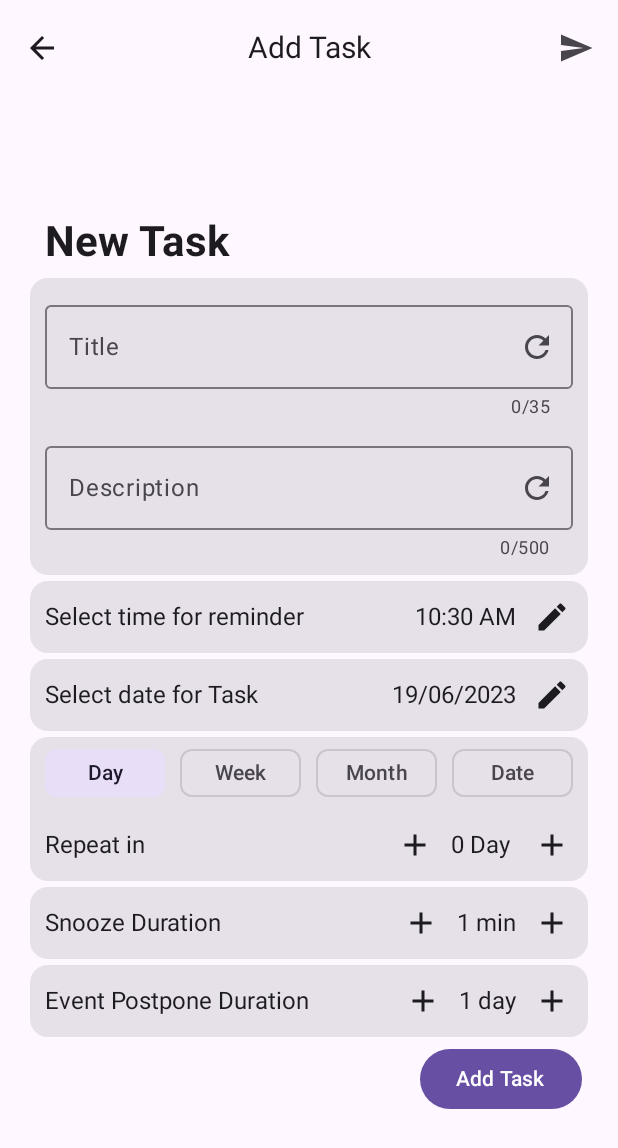
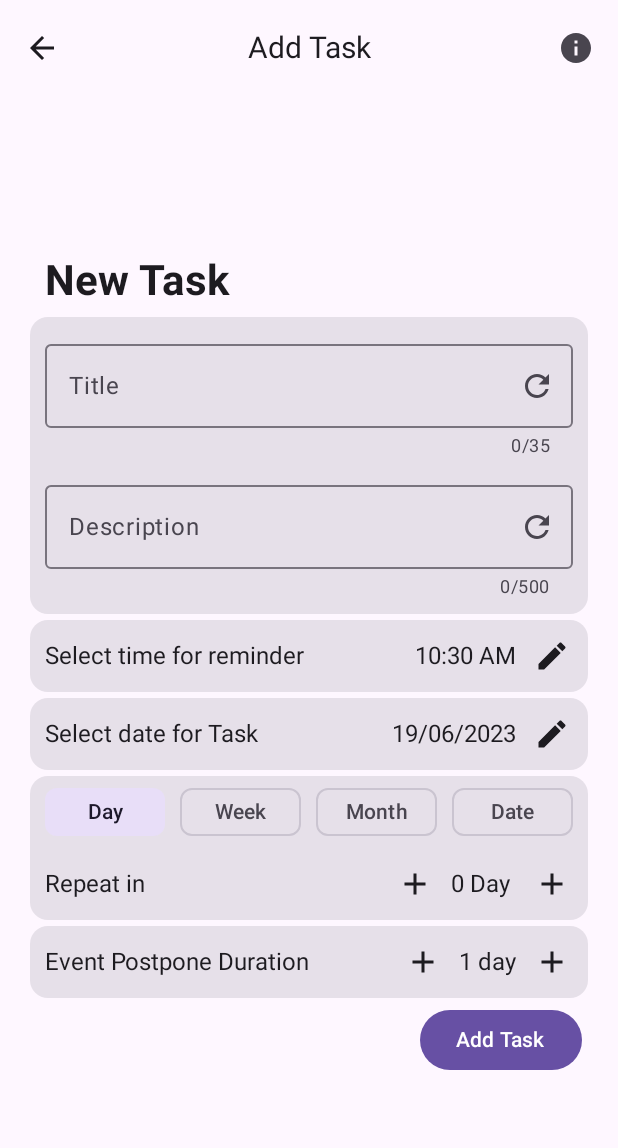
Before and after one commit to Vaishnav-Kanhirathingal/Scheduler, an Android app built with Jetpack Compose: the @Preview function AddTaskScreenPreview, on a phone screen of 412 x 824 dp. Shown: the top 1148 px of the screen. Run offline under Robolectric (Android 15) with nearby library versions, the phone set to English and light mode, and no system bars; our stand-ins replace Firebase (no records; nobody signed in at launch, a user with empty details on screens opened directly).

Commit message:
removed snooze from task, project reformat

```diff
--- a/app/src/main/java/com/example/scheduler/data/Task.kt
+++ b/app/src/main/java/com/example/scheduler/data/Task.kt
@@ -14,7 +14,6 @@ import java.time.temporal.ChronoUnit
  * @param dateForReminder date for the first reminder
  * @param dateWise this value tells if the task repeats on a particular date of the month or based on the value of [repeatGapDuration]
  * @param repeatGapDuration repeat in _____ days this is for recurring events
- * @param snoozeDuration time delay allowed for reminder within the same day
  * @param postponeDuration how many days we can postpone the task
  * */
 data class Task(
@@ -27,7 +26,6 @@ data class Task(
     val dateWise: Boolean,
     val repeatGapDuration: Int,
 
-    val snoozeDuration: Int,
     val postponeDuration: Int,
 ) {
     companion object {
@@ -46,7 +44,6 @@ data class Task(
                 ),
                 dateWise = i[FirebaseKeys.TaskName.dateWise].toString().toBoolean(),
                 repeatGapDuration = i[FirebaseKeys.TaskName.repeatGapDuration].toString().toInt(),
-                snoozeDuration = i[FirebaseKeys.TaskName.snoozeDuration].toString().toInt(),
                 postponeDuration = i[FirebaseKeys.TaskName.postponeDuration].toString().toInt(),
             )
         }
@@ -63,7 +60,6 @@ data class Task(
             FirebaseKeys.TaskName.dateForReminderYear to this.dateForReminder.year,
             FirebaseKeys.TaskName.dateWise to this.dateWise,
             FirebaseKeys.TaskName.repeatGapDuration to this.repeatGapDuration,
-            FirebaseKeys.TaskName.snoozeDuration to this.snoozeDuration,
             FirebaseKeys.TaskName.postponeDuration to this.postponeDuration,
         )
     }
@@ -142,7 +138,6 @@ fun main() {
         dateForReminder = Date(dayOfMonth = 5, month = 6, year = 2023),
         dateWise = false,
         repeatGapDuration = 8,
-        snoozeDuration = 10,
         postponeDuration = 15
     )
         .let { task ->
--- a/app/src/main/java/com/example/scheduler/firebase/FirebaseKeys.kt
+++ b/app/src/main/java/com/example/scheduler/firebase/FirebaseKeys.kt
@@ -18,7 +18,6 @@ object FirebaseKeys {
         const val dateForReminderYear = "dateForReminderYear"
         const val dateWise = "dateWise"
         const val repeatGapDuration = "repeatGapDuration"
-        const val snoozeDuration = "snoozeDuration"
         const val postponeDuration = "postponeDuration"
     }
 }
--- a/app/src/main/java/com/example/scheduler/ui/screens/AddTaskPage.kt
+++ b/app/src/main/java/com/example/scheduler/ui/screens/AddTaskPage.kt
@@ -18,8 +18,8 @@ import androidx.compose.material.icons.Icons
 import androidx.compose.material.icons.filled.Add
 import androidx.compose.material.icons.filled.ArrowBack
 import androidx.compose.material.icons.filled.Edit
+import androidx.compose.material.icons.filled.Info
 import androidx.compose.material.icons.filled.Refresh
-import androidx.compose.material.icons.filled.Send
 import androidx.compose.material3.Button
 import androidx.compose.material3.Card
 import androidx.compose.material3.CenterAlignedTopAppBar
@@ -79,7 +79,6 @@ fun AddTaskScaffold(navigateUp: () -> Unit) {
     val description = rememberSaveable { mutableStateOf("") }
     val dateWise = rememberSaveable { mutableStateOf(false) }
 
-    val snoozeDuration = rememberSaveable { mutableStateOf(1) }
     val postponeDuration = rememberSaveable { mutableStateOf(1) }
     val daysDelayed = rememberSaveable { mutableStateOf(0) }
 
@@ -118,7 +117,7 @@ fun AddTaskScaffold(navigateUp: () -> Unit) {
                     IconButton(
                         onClick = { TODO("show help or guide") },
                         content = {// TODO: replace the vector image for help circled
-                            Icon(imageVector = Icons.Filled.Send, contentDescription = null)
+                            Icon(imageVector = Icons.Filled.Info, contentDescription = null)
                         }
                     )
                 }
@@ -153,7 +152,6 @@ fun AddTaskScaffold(navigateUp: () -> Unit) {
                 StartTimePicker(hour = hour, minute = minute)
                 StartDatePicker(day = day, month = month, year = year)
                 RepeatSchedule(dateWise = dateWise, daysDelayed = daysDelayed, date = day)
-                DelayTaskTime(snoozeDuration = snoozeDuration)
                 DelayTaskDay(postponeDuration = postponeDuration)
                 val savingInProgress = remember { mutableStateOf(false) }
                 if (savingInProgress.value) {
@@ -186,7 +184,6 @@ fun AddTaskScaffold(navigateUp: () -> Unit) {
                             ),
                             dateWise = dateWise.value,
                             repeatGapDuration = daysDelayed.value,
-                            snoozeDuration = snoozeDuration.value,
                             postponeDuration = postponeDuration.value
                         )
                         Log.d(
@@ -207,7 +204,7 @@ fun AddTaskScaffold(navigateUp: () -> Unit) {
                                 }
                             }
                         )
-                        // TODO: add a un dismissable prompt to show saving in progress
+                        // TODO: add a un dismissible prompt to show saving in progress
                     },
                     modifier = Modifier
                         .align(Alignment.End)
@@ -318,7 +315,6 @@ fun RepeatSchedulePreview() {
     )
 }
 
-@OptIn(ExperimentalMaterial3Api::class)
 @Composable
 fun RepeatSchedule(
     modifier: Modifier = Modifier,
@@ -520,26 +516,6 @@ fun StartDatePicker(
 }
 
 @Composable
-fun DelayTaskTime(modifier: Modifier = Modifier, snoozeDuration: MutableState<Int>) {
-    Card(modifier = modifier) {
-        Row(verticalAlignment = Alignment.CenterVertically) {
-            Text(
-                text = "Snooze Duration",
-                modifier = Modifier
-                    .weight(1f)
-                    .padding(PaddingCustomValues.mediumSpacing),
-                fontSize = FontSizeCustomValues.medium
-            )
-            SelectNumberRange(
-                unit = "min",
-                value = snoozeDuration,
-                rangeMin = 1
-            )
-        }
-    }
-}
-
-@Composable
 fun DelayTaskDay(modifier: Modifier = Modifier, postponeDuration: MutableState<Int>) {
     Card(modifier = modifier) {
         Row(verticalAlignment = Alignment.CenterVertically) {
--- a/app/src/main/java/com/example/scheduler/ui/screens/main_screen/MainScreen.kt
+++ b/app/src/main/java/com/example/scheduler/ui/screens/main_screen/MainScreen.kt
@@ -424,9 +424,8 @@ fun DetailedTaskCard(
                         icon = Icons.Outlined.Refresh
                     )
                     DetailsRow(
-                        text = getTextWithS(unit = "minute", num = task.snoozeDuration) + " or " +
-                                getTextWithS(unit = "day", num = task.postponeDuration),
-                        icon = Icons.Outlined.ArrowForward
+                        text = getTextWithS(unit = "day", num = task.postponeDuration),
+                        icon = Icons.Outlined.ArrowForward // TODO: set new icon for skip
                     )
                 }
             )
--- a/app/src/main/res/drawable/task_24.xml
+++ b/app/src/main/res/drawable/task_24.xml
@@ -3,7 +3,7 @@
     android:height="24dp"
     android:viewportWidth="960"
     android:viewportHeight="960">
-  <path
-      android:fillColor="#FF000000"
-      android:pathData="M480,880q-83,0 -156,-31.5T197,763q-54,-54 -85.5,-127T80,480q0,-83 31.5,-156T197,197q54,-54 127,-85.5T480,80q65,0 123,19t107,53l-58,59q-38,-24 -81,-37.5T480,160q-133,0 -226.5,93.5T160,480q0,133 93.5,226.5T480,800q133,0 226.5,-93.5T800,480q0,-18 -2,-36t-6,-35l65,-65q11,32 17,66t6,70q0,83 -31.5,156T763,763q-54,54 -127,85.5T480,880ZM424,664L254,494l56,-56 114,114 400,-401 56,56 -456,457Z"/>
+    <path
+        android:fillColor="#FF000000"
+        android:pathData="M480,880q-83,0 -156,-31.5T197,763q-54,-54 -85.5,-127T80,480q0,-83 31.5,-156T197,197q54,-54 127,-85.5T480,80q65,0 123,19t107,53l-58,59q-38,-24 -81,-37.5T480,160q-133,0 -226.5,93.5T160,480q0,133 93.5,226.5T480,800q133,0 226.5,-93.5T800,480q0,-18 -2,-36t-6,-35l65,-65q11,32 17,66t6,70q0,83 -31.5,156T763,763q-54,54 -127,85.5T480,880ZM424,664L254,494l56,-56 114,114 400,-401 56,56 -456,457Z" />
 </vector>
```
Also changed, not shown: app/src/main/java/com/example/scheduler/data/TestValues.kt (+0 -14 lines).
